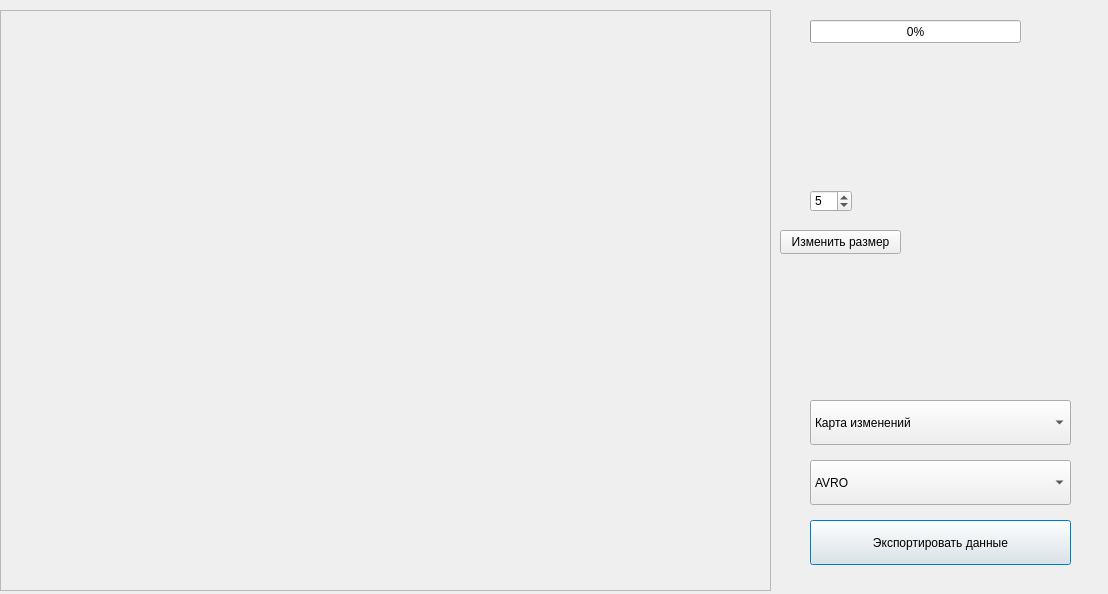
This is change_detector/UserInterface/ui_files/results_viewer_dialog.ui in MoonlightEnjoyer/ChangeDetectionPlugin as Qt 5 draws it before an edit. The edited form follows.
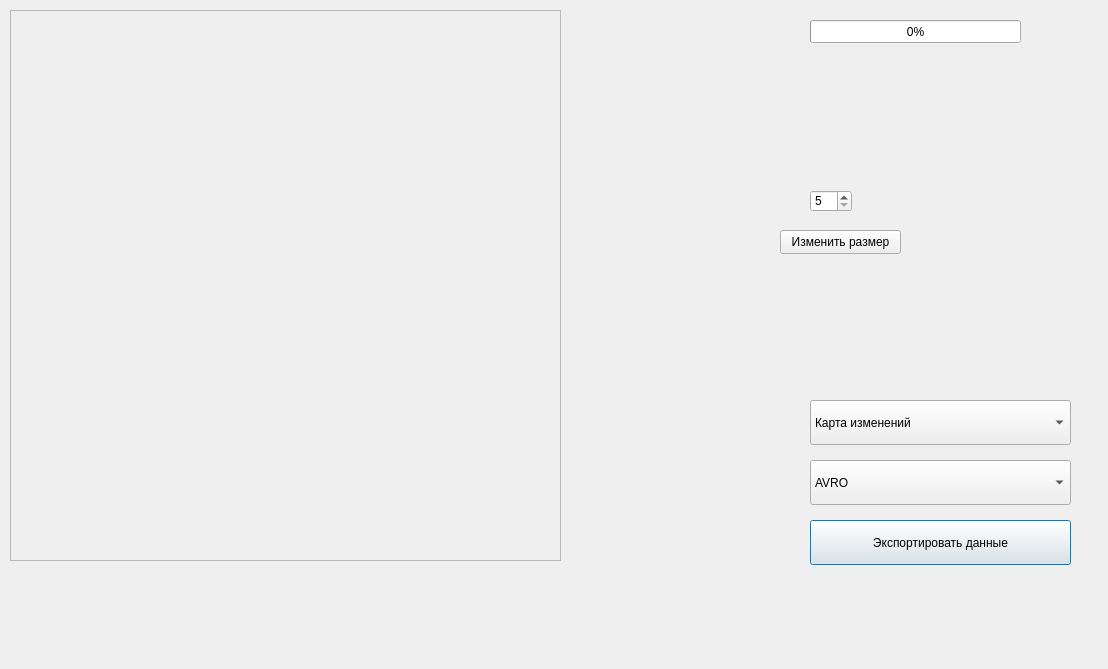
This is the edited form.

The edit to the form file:
```diff
--- a/change_detector/UserInterface/ui_files/results_viewer_dialog.ui
+++ b/change_detector/UserInterface/ui_files/results_viewer_dialog.ui
@@ -7,7 +7,7 @@
     <x>0</x>
     <y>0</y>
     <width>1108</width>
-    <height>594</height>
+    <height>669</height>
    </rect>
   </property>
   <property name="windowTitle">
@@ -16,10 +16,10 @@
   <widget class="QLabel" name="image_label">
    <property name="geometry">
     <rect>
-     <x>100</x>
-     <y>40</y>
-     <width>600</width>
-     <height>492</height>
+     <x>10</x>
+     <y>10</y>
+     <width>551</width>
+     <height>551</height>
     </rect>
    </property>
    <property name="text">
@@ -126,10 +126,10 @@
   <widget class="QScrollArea" name="scroll_area">
    <property name="geometry">
     <rect>
-     <x>0</x>
+     <x>10</x>
      <y>10</y>
-     <width>771</width>
-     <height>581</height>
+     <width>551</width>
+     <height>551</height>
     </rect>
    </property>
    <property name="widgetResizable">
@@ -143,8 +143,8 @@
      <rect>
       <x>0</x>
       <y>0</y>
-      <width>769</width>
-      <height>579</height>
+      <width>549</width>
+      <height>549</height>
      </rect>
     </property>
    </widget>
@@ -159,7 +159,7 @@
     </rect>
    </property>
    <property name="minimum">
-    <number>1</number>
+    <number>5</number>
    </property>
    <property name="maximum">
     <number>200</number>
```
